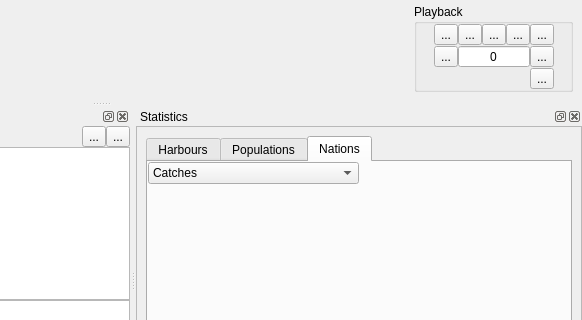
Old version of the form qtgui/mainwindow.ui in the repository frabas/DISPLACE_GUI; both pictures show x 380 to 962 and y 217 to 537 of the 962 by 692 pixel window.
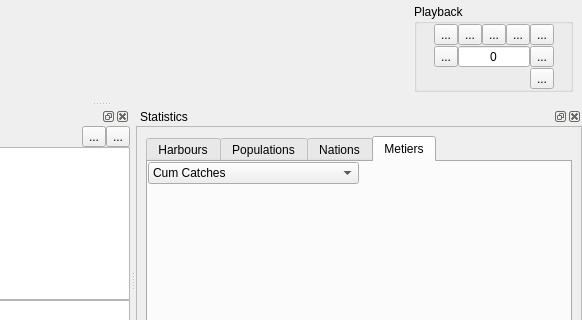
New version of the form. Icons and pictures are not drawn. Custom widgets are drawn as their Qt base class.

Commit message: WIP: plot metier stats

What changed in the file:
```diff
--- a/qtgui/mainwindow.ui
+++ b/qtgui/mainwindow.ui
@@ -316,7 +316,7 @@
         <item>
          <widget class="QTabWidget" name="statsTab">
           <property name="currentIndex">
-           <number>2</number>
+           <number>3</number>
           </property>
           <widget class="QWidget" name="tabStatsHarbours">
            <attribute name="icon">
@@ -546,6 +546,78 @@
             </item>
            </layout>
           </widget>
+          <widget class="QWidget" name="metiersTab">
+           <attribute name="title">
+            <string>Metiers</string>
+           </attribute>
+           <layout class="QVBoxLayout" name="verticalLayout_10" stretch="0,1">
+            <property name="spacing">
+             <number>0</number>
+            </property>
+            <property name="leftMargin">
+             <number>0</number>
+            </property>
+            <property name="topMargin">
+             <number>0</number>
+            </property>
+            <property name="rightMargin">
+             <number>0</number>
+            </property>
+            <property name="bottomMargin">
+             <number>0</number>
+            </property>
+            <item>
+             <layout class="QHBoxLayout" name="horizontalLayout_6">
+              <item>
+               <widget class="QComboBox" name="metierStatSelector">
+                <property name="sizePolicy">
+                 <sizepolicy hsizetype="MinimumExpanding" vsizetype="Fixed">
+                  <horstretch>0</horstretch>
+                  <verstretch>0</verstretch>
+                 </sizepolicy>
+                </property>
+                <item>
+                 <property name="text">
+                  <string>Cum Catches</string>
+                 </property>
+                </item>
+                <item>
+                 <property name="text">
+                  <string>Revenues</string>
+                 </property>
+                </item>
+                <item>
+                 <property name="text">
+                  <string>Gross Added Value</string>
+                 </property>
+                </item>
+                <item>
+                 <property name="text">
+                  <string>VPUF</string>
+                 </property>
+                </item>
+               </widget>
+              </item>
+              <item>
+               <spacer name="horizontalSpacer_7">
+                <property name="orientation">
+                 <enum>Qt::Horizontal</enum>
+                </property>
+                <property name="sizeHint" stdset="0">
+                 <size>
+                  <width>40</width>
+                  <height>20</height>
+                 </size>
+                </property>
+               </spacer>
+              </item>
+             </layout>
+            </item>
+            <item>
+             <widget class="QCustomPlot" name="plotMetiers" native="true"/>
+            </item>
+           </layout>
+          </widget>
          </widget>
         </item>
        </layout>
```
Left out of the diff: 22 changed lines with no effect on the pictures. The commit also changes 13 other files.
